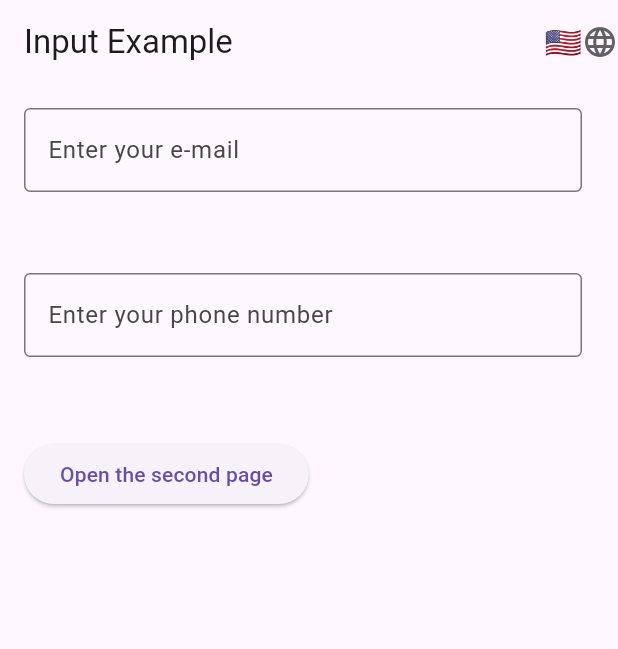
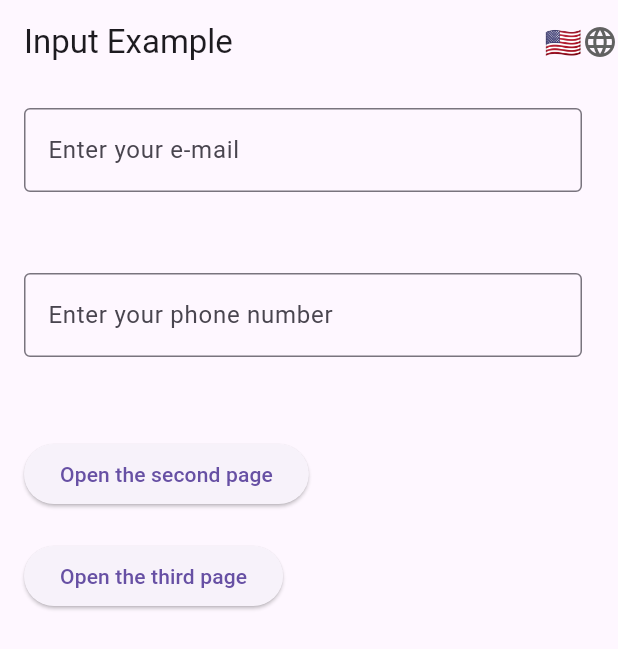
Before and after one commit to tanyashybko/Valid_email, a Flutter app: the screen it shows after launch, on a phone screen of 412 x 824 dp. Shown: the top 649 px of the screen. Run offline on Flutter 3.47's test engine with Material 3 defaults, Android fonts, the phone set to English and light mode, and no system bars; our stand-ins replace email_validator; generated files the repository leaves out were written again.

Commit message:
Added new layout with four widgets

```diff
--- a/valid_email/lib/l10n/arb/app_en.arb
+++ b/valid_email/lib/l10n/arb/app_en.arb
@@ -18,8 +18,11 @@
   "tooShortNumber": "Phone number is too short",
 
   "layoutTitle": "Two layouts",
+  "largeSmallTitle": "The third layout",
   "firstWidget": "The first widget",
   "secondWidget": "The second widget",
   "thirdWidget": "1:1234567890\n2:1234567890\n3:1234567890\n4:1234567890\n5:1234567890\n6:1234567890\n7:1234567890\n8:1234567890\n9:1234567890\n10:1234567890",
-  "layoutPage": "Open the second page"
+  "fourthWidget": "The fourth widget",
+  "layoutPage": "Open the second page",
+  "layoutThirdPage": "Open the third page"
 }
--- a/valid_email/lib/l10n/arb/app_ru.arb
+++ b/valid_email/lib/l10n/arb/app_ru.arb
@@ -18,8 +18,11 @@
   "tooShortNumber": "Слишком короткий телефонный номер",
 
   "layoutTitle": "Два макета",
+  "largeSmallTitle": "Третий макет",
   "firstWidget": "Первый виджет",
   "secondWidget": "1:1234567890\n2:1234567890\n3:1234567890\n4:1234567890\n5:1234567890\n6:1234567890\n7:1234567890\n8:1234567890\n9:1234567890\n10:1234567890",
   "thirdWidget": "Третий виджет",
-  "layoutPage": "Открыть вторую страницу"
+  "fourthWidget": "Четвёртый виджет",
+  "layoutPage": "Открыть вторую страницу",
+  "layoutThirdPage": "Открыть третью страницу"
 }
--- a/valid_email/lib/main.dart
+++ b/valid_email/lib/main.dart
@@ -1,6 +1,7 @@
 import 'package:flutter/material.dart';
 import 'package:provider/provider.dart';
 import 'package:valid_email/l10n/l10n.dart';
+import 'package:valid_email/layout/large_small_layout.dart';
 import 'package:valid_email/localization/locale_provider.dart';
 import 'package:valid_email/widgets/input_example_screen.dart';
 
@@ -27,6 +28,7 @@ class MyApp extends StatelessWidget {
             routes: {
               '/': (context) => const InputExampleScreen(),
               '/second': (context) => const LayoutScreen(),
+              '/third': (context) => const LargeSmallLayout(),
             },
           );
         },
--- a/valid_email/lib/widgets/input_example_screen.dart
+++ b/valid_email/lib/widgets/input_example_screen.dart
@@ -9,6 +9,7 @@ class InputExampleScreen extends StatelessWidget {
 
   @override
   Widget build(BuildContext context) {
+    final l10n = context.l10n;
     return Scaffold(
       appBar: AppBar(
         title: Text(context.l10n.inputExampleScreenTitle),
@@ -29,7 +30,14 @@ class InputExampleScreen extends StatelessWidget {
               onPressed: () {
                 Navigator.pushNamed(context, '/second');
               },
-              child: Text(context.l10n.layoutPage),
+              child: Text(l10n.layoutPage),
+            ),
+            const SizedBox(height: 20),
+            ElevatedButton(
+              onPressed: () {
+                Navigator.pushNamed(context, '/third');
+              },
+              child: Text(l10n.layoutThirdPage),
             ),
           ],
         ),
```
Also changed, not shown: valid_email/lib/layout/large_small_layout.dart (added, +58 -0 lines).
